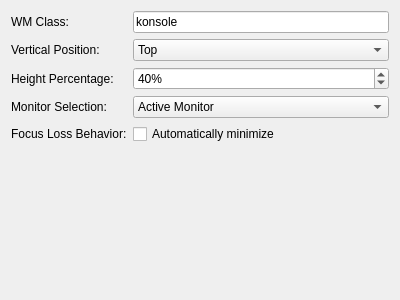
Before: the Qt Designer form contents/ui/config.ui in midnight-wonderer/quakified-terminal, drawn with Qt 5.
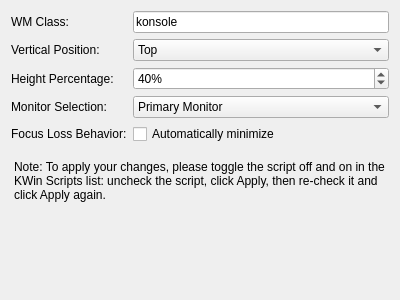
After: the same form once the commit is applied.

Commit message: implement user interface for script config

The edit to the form file:
```diff
--- a/contents/ui/config.ui
+++ b/contents/ui/config.ui
@@ -92,7 +92,7 @@
      </property>
      <item>
       <property name="text">
-       <string>Active Monitor</string>
+       <string>Primary Monitor</string>
       </property>
      </item>
      <item>
@@ -116,6 +116,19 @@
      </property>
     </widget>
    </item>
+   <item row="5" column="0" colspan="2">
+    <widget class="QLabel" name="labelReminder">
+     <property name="text">
+      <string>Note: To apply your changes, please toggle the script off and on in the KWin Scripts list: uncheck the script, click Apply, then re-check it and click Apply again.</string>
+     </property>
+     <property name="wordWrap">
+      <bool>true</bool>
+     </property>
+     <property name="styleSheet">
+      <string>margin-top: 10px; color: palette(window-text);</string>
+     </property>
+    </widget>
+   </item>
   </layout>
  </widget>
  <resources/>
```
Left out of the diff: 2 changed lines with no effect on the pictures. The commit also changes 3 other files.
